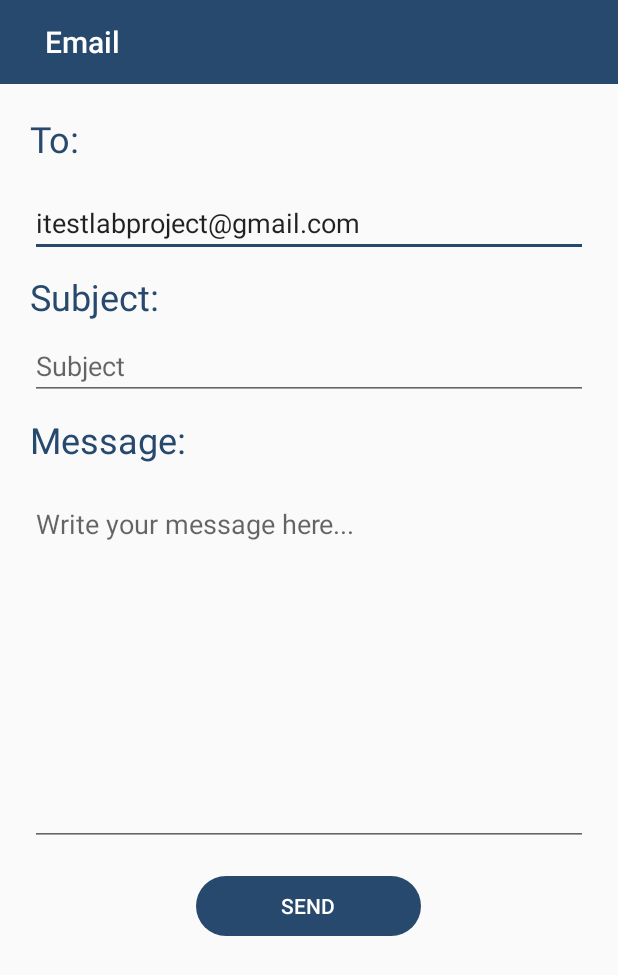
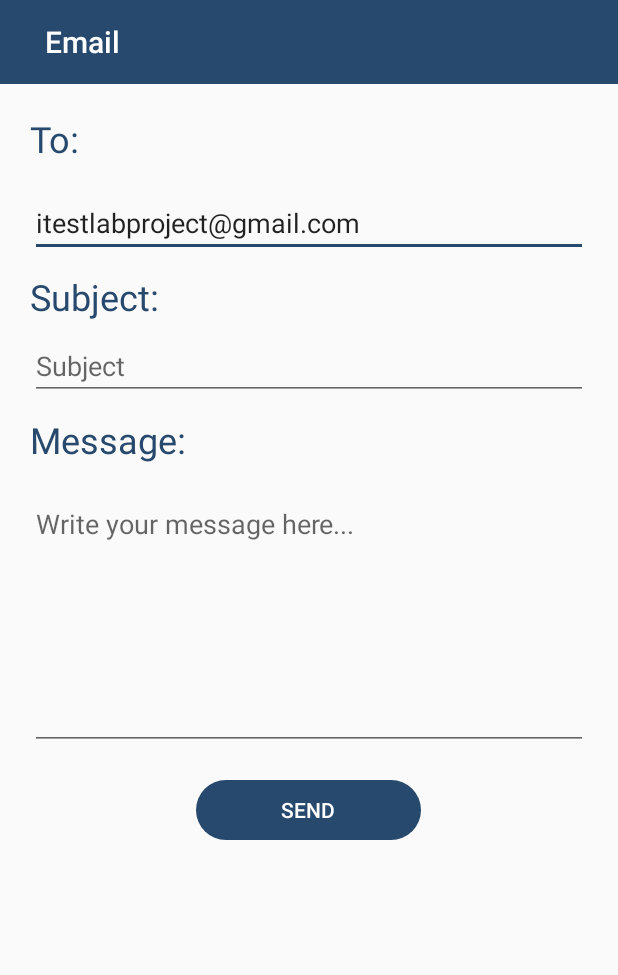
Before and after one commit to harpreetkaur776944/Lab, an Android app: the EmailActivity screen opened directly, with no data from a screen before it, on a phone screen of 412 x 824 dp. Shown: the top 975 px of the screen. Run offline under Robolectric (Android 15) with nearby library versions, the phone set to English and light mode, and no system bars; Roboto replaces fonts that are not available here.

Commit message:
Few Fixes

```diff
--- a/app/src/main/java/com/example/lab/FeedbackFragment.java
+++ b/app/src/main/java/com/example/lab/FeedbackFragment.java
@@ -104,7 +104,7 @@ public class FeedbackFragment extends Fragment {
                 DatePickerDialog datePicker = new DatePickerDialog(v.getContext(), new DatePickerDialog.OnDateSetListener() {
                     @Override
                     public void onDateSet(DatePicker view, int year, int month, int dayOfMonth) {
-                        textView.setText(dayOfMonth + "/" + month + "/" + year);
+                        textView.setText(dayOfMonth + "/" + OrderDetails.mon[month] + "/" + year);
 
                     }
                 }, year, month, days);
--- a/app/src/main/java/com/example/lab/OrderDetails.java
+++ b/app/src/main/java/com/example/lab/OrderDetails.java
@@ -54,6 +54,7 @@ public class OrderDetails extends AppCompatActivity implements PaymentResultList
     String amount;
     List<CartItems> cartList;
     public static String products="" ;
+    public static String[] mon ={"JAN","FEB","MAR","APR","MAY","JUN","JUL","AUG","SEP","OCT","NOV","DEC"};
 
 
     @Override
@@ -144,7 +145,7 @@ public class OrderDetails extends AppCompatActivity implements PaymentResultList
                 DatePickerDialog datePickerDialog = new DatePickerDialog(v.getContext(), new DatePickerDialog.OnDateSetListener() {
                     @Override
                     public void onDateSet(DatePicker view, int year, int month, int day) {
-                        String DateOrder = day+"/"+month+"/"+year;
+                        String DateOrder = day+"/"+mon[month]+"/"+year;
                         checkIfDateAvilable(DateOrder);
                         date.setText(DateOrder);
                         radioGroup.setVisibility(View.VISIBLE);
--- a/app/src/main/res/layout/activity_email.xml
+++ b/app/src/main/res/layout/activity_email.xml
@@ -17,6 +17,12 @@
         app:title="Email"
         app:titleMarginStart="30dp"
         app:titleTextColor="@android:color/white" />
+
+    <ScrollView
+        android:layout_width="match_parent"
+        android:layout_height="match_parent">
+
+
 
     <LinearLayout
         android:layout_width="match_parent"
@@ -90,7 +96,7 @@
             android:gravity="start|top"
             android:hint="Write your message here..."
             android:inputType="textMultiLine"
-        android:lines="10" />
+            android:lines="7" />
 
     <Button
         android:id="@+id/buttonSendEmail"
@@ -103,4 +109,5 @@
         android:gravity="center|center_horizontal|center_vertical"
         android:text="Send"
         android:textColor="@android:color/white" /></LinearLayout>
+    </ScrollView>
 </LinearLayout>
```
Also changed, not shown: app/src/main/res/layout/activity_maps.xml (+11 -0 lines), app/src/main/res/layout/fragment_ratings.xml (+4 -8 lines). Lines whose indentation alone changed are shown as unchanged.
